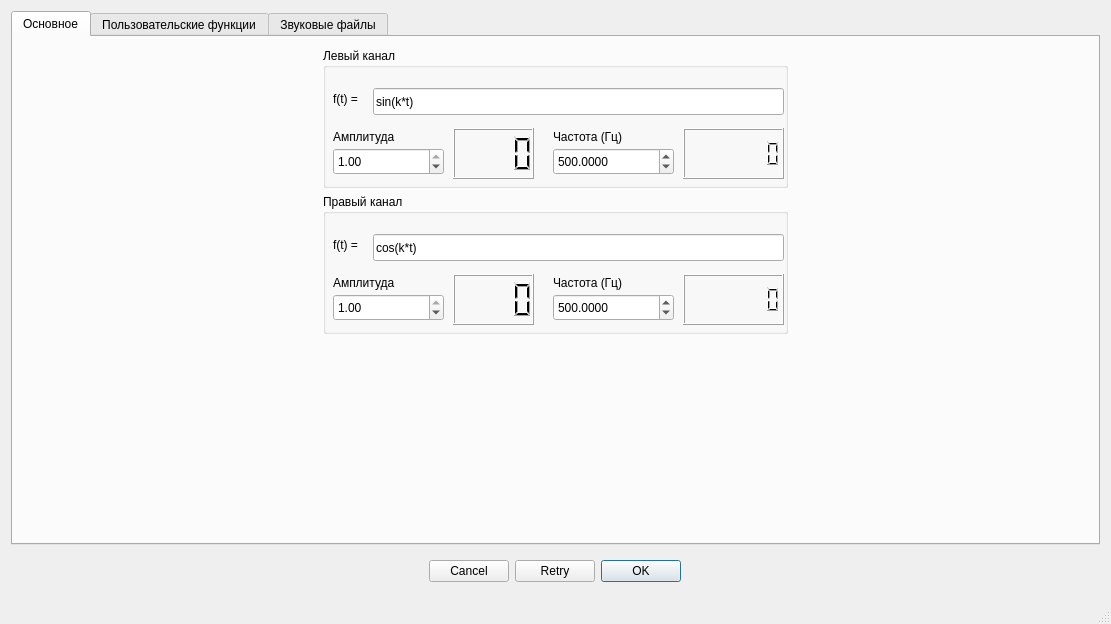
Old version of the form soundGEN/mainwindow.ui in the repository Posedelov-Evgeniy/Sgen.
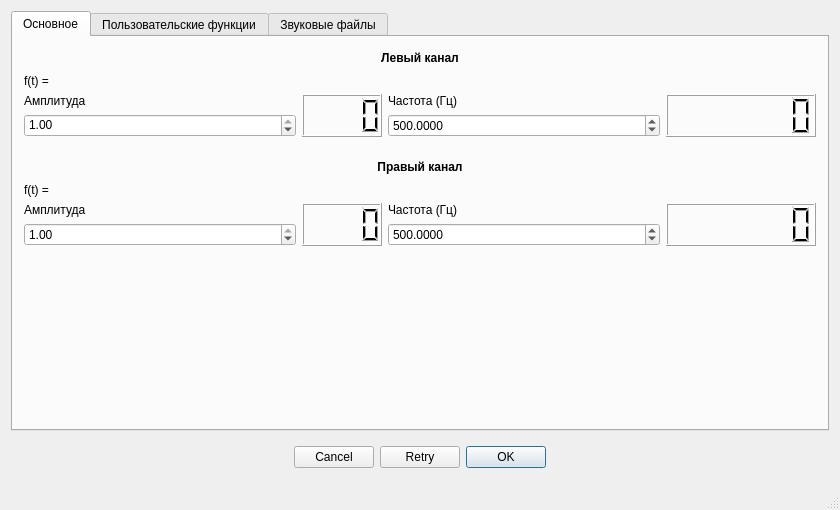
New version of the form. The open tabs and pages were chosen to show the change.

```diff
--- a/soundGEN/mainwindow.ui
+++ b/soundGEN/mainwindow.ui
@@ -6,8 +6,8 @@
    <rect>
     <x>0</x>
     <y>0</y>
-    <width>1111</width>
-    <height>624</height>
+    <width>840</width>
+    <height>510</height>
    </rect>
   </property>
   <property name="sizePolicy">
@@ -72,110 +72,135 @@
              <enum>QLayout::SetMinimumSize</enum>
             </property>
             <item>
-             <widget class="QGroupBox" name="groupBox_left_channel">
-              <property name="enabled">
-               <bool>true</bool>
+             <layout class="QVBoxLayout" name="left_channel_base_layout">
+              <property name="bottomMargin">
+               <number>7</number>
               </property>
-              <property name="sizePolicy">
-               <sizepolicy hsizetype="Minimum" vsizetype="Minimum">
-                <horstretch>0</horstretch>
-                <verstretch>0</verstretch>
-               </sizepolicy>
-              </property>
+              <item>
+               <widget class="QLabel" name="left_label">
               <property name="minimumSize">
                <size>
-                <width>465</width>
-                <height>140</height>
+                  <width>0</width>
+                  <height>20</height>
                </size>
               </property>
               <property name="maximumSize">
                <size>
-                <width>465</width>
-                <height>200</height>
-               </size>
-              </property>
-              <property name="autoFillBackground">
-               <bool>false</bool>
-              </property>
-              <property name="styleSheet">
-               <string notr="true"/>
-              </property>
-              <property name="title">
+                  <width>16777215</width>
+                  <height>25</height>
+                 </size>
+                </property>
+                <property name="font">
+                 <font>
+                  <weight>75</weight>
+                  <bold>true</bold>
+                 </font>
+                </property>
+                <property name="text">
                <string>Левый канал</string>
               </property>
-              <property name="flat">
-               <bool>false</bool>
-              </property>
-              <widget class="QDoubleSpinBox" name="doubleSpinBox_amp_left">
-               <property name="geometry">
-                <rect>
-                 <x>10</x>
-                 <y>100</y>
-                 <width>111</width>
-                 <height>27</height>
-                </rect>
-               </property>
-               <property name="minimum">
-                <double>-1.000000000000000</double>
-               </property>
-               <property name="maximum">
-                <double>1.000000000000000</double>
-               </property>
-               <property name="singleStep">
-                <double>0.050000000000000</double>
-               </property>
-               <property name="value">
-                <double>1.000000000000000</double>
-               </property>
-              </widget>
-              <widget class="QLineEdit" name="lineEdit_function_left">
-               <property name="geometry">
-                <rect>
-                 <x>50</x>
-                 <y>40</y>
-                 <width>411</width>
-                 <height>27</height>
-                </rect>
-               </property>
+                <property name="alignment">
+                 <set>Qt::AlignCenter</set>
+                </property>
+               </widget>
+              </item>
+              <item>
+               <layout class="QHBoxLayout" name="left_function_layout">
+                <item>
+                 <widget class="QLabel" name="label_f_left">
                <property name="text">
-                <string>sin(k*t)</string>
-               </property>
-              </widget>
+                   <string>f(t) =</string>
+                  </property>
+                 </widget>
+                </item>
+               </layout>
+              </item>
+              <item>
+               <layout class="QHBoxLayout" name="left_channel_down_layout">
+                <item>
+                 <layout class="QVBoxLayout" name="left_amp_set_layout">
+                  <property name="sizeConstraint">
+                   <enum>QLayout::SetDefaultConstraint</enum>
+                  </property>
+                  <item>
               <widget class="QLabel" name="label_amp_left">
-               <property name="geometry">
-                <rect>
-                 <x>10</x>
-                 <y>80</y>
-                 <width>101</width>
-                 <height>17</height>
-                </rect>
+                    <property name="maximumSize">
+                     <size>
+                      <width>16777215</width>
+                      <height>20</height>
+                     </size>
                </property>
                <property name="text">
                 <string>Амплитуда</string>
                </property>
-              </widget>
+                    <property name="alignment">
+                     <set>Qt::AlignLeading|Qt::AlignLeft|Qt::AlignTop</set>
+                    </property>
+                   </widget>
+                  </item>
+                  <item>
+                   <widget class="QDoubleSpinBox" name="doubleSpinBox_amp_left">
+                    <property name="alignment">
+                     <set>Qt::AlignLeading|Qt::AlignLeft|Qt::AlignTop</set>
+                    </property>
+                    <property name="minimum">
+                     <double>-1.000000000000000</double>
+                    </property>
+                    <property name="maximum">
+                     <double>1.000000000000000</double>
+                    </property>
+                    <property name="singleStep">
+                     <double>0.050000000000000</double>
+                    </property>
+                    <property name="value">
+                     <double>1.000000000000000</double>
+                    </property>
+                   </widget>
+                  </item>
+                 </layout>
+                </item>
+                <item>
+                 <widget class="QLCDNumber" name="lcdNumber_amp_left">
+                  <property name="minimumSize">
+                   <size>
+                    <width>50</width>
+                    <height>30</height>
+                   </size>
+                  </property>
+                  <property name="maximumSize">
+                   <size>
+                    <width>80</width>
+                    <height>70</height>
+                   </size>
+                  </property>
+                  <property name="smallDecimalPoint">
+                   <bool>false</bool>
+                  </property>
+                  <property name="digitCount">
+                   <number>4</number>
+                  </property>
+                  <property name="value" stdset="0">
+                   <double>0.000000000000000</double>
+                  </property>
+                 </widget>
+                </item>
+                <item>
+                 <layout class="QVBoxLayout" name="left_freq_set_layout">
+                  <item>
               <widget class="QLabel" name="label_freq_left">
-               <property name="geometry">
-                <rect>
-                 <x>230</x>
-                 <y>80</y>
-                 <width>101</width>
-                 <height>17</height>
-                </rect>
+                    <property name="maximumSize">
+                     <size>
+                      <width>16777215</width>
+                      <height>20</height>
+                     </size>
                </property>
                <property name="text">
                 <string>Частота (Гц)</string>
                </property>
               </widget>
+                  </item>
+                  <item>
               <widget class="QDoubleSpinBox" name="doubleSpinBox_freq_left">
-               <property name="geometry">
-                <rect>
-                 <x>230</x>
-                 <y>100</y>
-                 <width>121</width>
-                 <height>27</height>
-                </rect>
-               </property>
                <property name="decimals">
                 <number>4</number>
                </property>
@@ -192,33 +217,22 @@
                 <double>500.000000000000000</double>
                </property>
               </widget>
-              <widget class="QLCDNumber" name="lcdNumber_amp_left">
-               <property name="geometry">
-                <rect>
-                 <x>130</x>
-                 <y>80</y>
-                 <width>81</width>
-                 <height>51</height>
-                </rect>
-               </property>
-               <property name="smallDecimalPoint">
-                <bool>false</bool>
-               </property>
-               <property name="digitCount">
-                <number>4</number>
-               </property>
-               <property name="value" stdset="0">
-                <double>0.000000000000000</double>
-               </property>
-              </widget>
+                  </item>
+                 </layout>
+                </item>
+                <item>
               <widget class="QLCDNumber" name="lcdNumber_freq_left">
-               <property name="geometry">
-                <rect>
-                 <x>360</x>
-                 <y>80</y>
-                 <width>101</width>
-                 <height>51</height>
-                </rect>
+                  <property name="minimumSize">
+                   <size>
+                    <width>50</width>
+                    <height>30</height>
+                   </size>
+                  </property>
+                  <property name="maximumSize">
+                   <size>
+                    <width>150</width>
+                    <height>70</height>
+                   </size>
                </property>
                <property name="digitCount">
                 <number>7</number>
@@ -230,126 +244,132 @@
                 <number>0</number>
                </property>
               </widget>
-              <widget class="QLabel" name="label_f_left">
-               <property name="geometry">
-                <rect>
-                 <x>10</x>
-                 <y>41</y>
-                 <width>31</width>
+                </item>
+               </layout>
+              </item>
+             </layout>
+            </item>
+            <item>
+             <layout class="QVBoxLayout" name="right_channel_base_layout">
+              <property name="topMargin">
+               <number>7</number>
+              </property>
+              <item>
+               <widget class="QLabel" name="right_label">
+                <property name="minimumSize">
+                 <size>
+                  <width>0</width>
                  <height>20</height>
-                </rect>
+                 </size>
+                </property>
+                <property name="maximumSize">
+                 <size>
+                  <width>16777215</width>
+                  <height>25</height>
+                 </size>
+                </property>
+                <property name="font">
+                 <font>
+                  <weight>75</weight>
+                  <bold>true</bold>
+                 </font>
                </property>
                <property name="text">
-                <string>f(t) =</string>
-               </property>
-              </widget>
-             </widget>
-            </item>
-            <item>
-             <widget class="QGroupBox" name="groupBox_right_channel">
-              <property name="enabled">
-               <bool>true</bool>
-              </property>
-              <property name="sizePolicy">
-               <sizepolicy hsizetype="Minimum" vsizetype="Minimum">
-                <horstretch>0</horstretch>
-                <verstretch>0</verstretch>
-               </sizepolicy>
-              </property>
-              <property name="minimumSize">
-               <size>
-                <width>465</width>
-                <height>140</height>
-               </size>
-              </property>
-              <property name="maximumSize">
-               <size>
-                <width>465</width>
-                <height>200</height>
-               </size>
-              </property>
-              <property name="autoFillBackground">
-               <bool>false</bool>
-              </property>
-              <property name="styleSheet">
-               <string notr="true"/>
-              </property>
-              <property name="title">
                <string>Правый канал</string>
               </property>
-              <property name="flat">
-               <bool>false</bool>
-              </property>
-              <widget class="QDoubleSpinBox" name="doubleSpinBox_amp_right">
-               <property name="geometry">
-                <rect>
-                 <x>10</x>
-                 <y>100</y>
-                 <width>111</width>
-                 <height>27</height>
-                </rect>
-               </property>
-               <property name="minimum">
-                <double>-1.000000000000000</double>
-               </property>
-               <property name="maximum">
-                <double>1.000000000000000</double>
-               </property>
-               <property name="singleStep">
-                <double>0.050000000000000</double>
-               </property>
-               <property name="value">
-                <double>1.000000000000000</double>
-               </property>
-              </widget>
-              <widget class="QLineEdit" name="lineEdit_function_right">
-               <property name="geometry">
-                <rect>
-                 <x>50</x>
-                 <y>40</y>
-                 <width>411</width>
-                 <height>27</height>
-                </rect>
-               </property>
+                <property name="alignment">
+                 <set>Qt::AlignCenter</set>
+                </property>
+               </widget>
+              </item>
+              <item>
+               <layout class="QHBoxLayout" name="right_function_layout">
+                <item>
+                 <widget class="QLabel" name="label_f_right">
                <property name="text">
-                <string>cos(k*t)</string>
-               </property>
-              </widget>
+                   <string>f(t) =</string>
+                  </property>
+                 </widget>
+                </item>
+               </layout>
+              </item>
+              <item>
+               <layout class="QHBoxLayout" name="right_channel_down_layout">
+                <item>
+                 <layout class="QVBoxLayout" name="right_amp_set_layout">
+                  <item>
               <widget class="QLabel" name="label_amp_right">
-               <property name="geometry">
-                <rect>
-                 <x>10</x>
-                 <y>80</y>
-                 <width>101</width>
-                 <height>17</height>
-                </rect>
+                    <property name="maximumSize">
+                     <size>
+                      <width>16777215</width>
+                      <height>20</height>
+                     </size>
                </property>
                <property name="text">
                 <string>Амплитуда</string>
                </property>
               </widget>
+                  </item>
+                  <item>
+                   <widget class="QDoubleSpinBox" name="doubleSpinBox_amp_right">
+                    <property name="minimum">
+                     <double>-1.000000000000000</double>
+                    </property>
+                    <property name="maximum">
+                     <double>1.000000000000000</double>
+                    </property>
+                    <property name="singleStep">
+                     <double>0.050000000000000</double>
+                    </property>
+                    <property name="value">
+                     <double>1.000000000000000</double>
+                    </property>
+                   </widget>
+                  </item>
+                 </layout>
+                </item>
+                <item>
+                 <widget class="QLCDNumber" name="lcdNumber_amp_right">
+                  <property name="minimumSize">
+                   <size>
+                    <width>50</width>
+                    <height>30</height>
+                   </size>
+                  </property>
+                  <property name="maximumSize">
+                   <size>
+                    <width>80</width>
+                    <height>70</height>
+                   </size>
+                  </property>
+                  <property name="smallDecimalPoint">
+                   <bool>false</bool>
+                  </property>
+                  <property name="digitCount">
+                   <number>4</number>
+                  </property>
+                  <property name="value" stdset="0">
+                   <double>0.000000000000000</double>
+                  </property>
+                 </widget>
+                </item>
+                <item>
+                 <layout class="QVBoxLayout" name="right_freq_set_layout">
+                  <item>
               <widget class="QLabel" name="label_freq_right">
-               <property name="geometry">
-                <rect>
-                 <x>230</x>
-                 <y>80</y>
-                 <width>101</width>
-                 <height>17</height>
-                </rect>
+                    <property name="maximumSize">
+                     <size>
+                      <width>16777215</width>
+                      <height>20</height>
+                     </size>
                </property>
                <property name="text">
                 <string>Частота (Гц)</string>
                </property>
               </widget>
+                  </item>
+                  <item>
               <widget class="QDoubleSpinBox" name="doubleSpinBox_freq_right">
-               <property name="geometry">
-                <rect>
-                 <x>230</x>
-                 <y>100</y>
-                 <width>121</width>
-                 <height>27</height>
-                </rect>
-               </property>
                <property name="decimals">
                 <number>4</number>
                </property>
@@ -366,33 +386,22 @@
                 <double>500.000000000000000</double>
                </property>
               </widget>
-              <widget class="QLCDNumber" name="lcdNumber_amp_right">
-               <property name="geometry">
-                <rect>
-                 <x>130</x>
-                 <y>80</y>
-                 <width>81</width>
-                 <height>51</height>
-                </rect>
-               </property>
-               <property name="smallDecimalPoint">
-                <bool>false</bool>
-               </property>
-               <property name="digitCount">
-                <number>4</number>
-               </property>
-               <property name="value" stdset="0">
-                <double>0.000000000000000</double>
-               </property>
-              </widget>
+                  </item>
+                 </layout>
+                </item>
+                <item>
               <widget class="QLCDNumber" name="lcdNumber_freq_right">
-               <property name="geometry">
-                <rect>
-                 <x>360</x>
-                 <y>80</y>
-                 <width>101</width>
-                 <height>51</height>
-                </rect>
+                  <property name="minimumSize">
+                   <size>
+                    <width>50</width>
+                    <height>30</height>
+                   </size>
+                  </property>
+                  <property name="maximumSize">
+                   <size>
+                    <width>150</width>
+                    <height>70</height>
+                   </size>
                </property>
                <property name="digitCount">
                 <number>7</number>
@@ -404,20 +413,10 @@
                 <number>0</number>
                </property>
               </widget>
-              <widget class="QLabel" name="label_f_right">
-               <property name="geometry">
-                <rect>
-                 <x>10</x>
-                 <y>41</y>
-                 <width>31</width>
-                 <height>20</height>
-                </rect>
-               </property>
-               <property name="text">
-                <string>f(t) =</string>
-               </property>
-              </widget>
-             </widget>
+                </item>
+               </layout>
+              </item>
+             </layout>
             </item>
            </layout>
           </item>
```
Left out of the diff: 8 changed lines with no effect on the pictures. Lines whose indentation alone changed are shown as unchanged.
